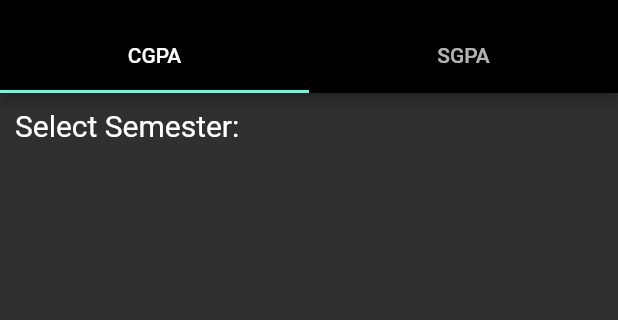
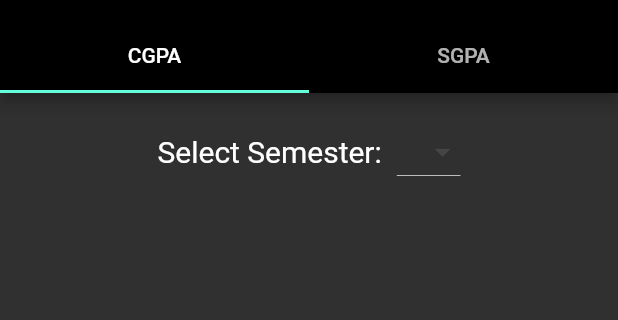
Before and after one commit to Kemosabe2911/ktu_app_flutter, a Flutter app: the screen it shows after launch, on a phone screen of 412 x 824 dp, the part 63-383 px from its top. Run offline on Flutter 3.47's test engine with Material 2 defaults, Android fonts, the phone set to English and light mode, and no system bars.

Commit message:
align center

```diff
--- a/ktu_help/lib/main.dart
+++ b/ktu_help/lib/main.dart
@@ -136,12 +136,23 @@ class _CgpaPageState extends State<CgpaPage>{
         return Scaffold(
           body: Container(
             child: Padding(
-                        padding: EdgeInsets.fromLTRB(10, 10, 0, 0),
+                        padding: EdgeInsets.fromLTRB(0, 15, 0, 0),
                         child: Column(children: <Widget>[
                           Row(
+                            mainAxisAlignment: MainAxisAlignment.center,
                             children: <Widget>[Text('Select Semester:',style: const TextStyle(fontSize: 20, color: Colors.white,),
                               textAlign: TextAlign.center,),
-                              Padding(padding: EdgeInsets.fromLTRB(10, 0, 0, 0))]
+                              Padding(
+                                padding: EdgeInsets.fromLTRB(10, 0, 0, 0),
+                                child: DropdownButton(items: _semesters.map((semester){
+                                  return DropdownMenuItem(
+                                    child: new Text(semester),
+                                    value: semester,
+                                  );
+                                }).toList(),
+                                 onChanged: null),
+                                ),
+                                ]
                           )
                         ],)
 
```
